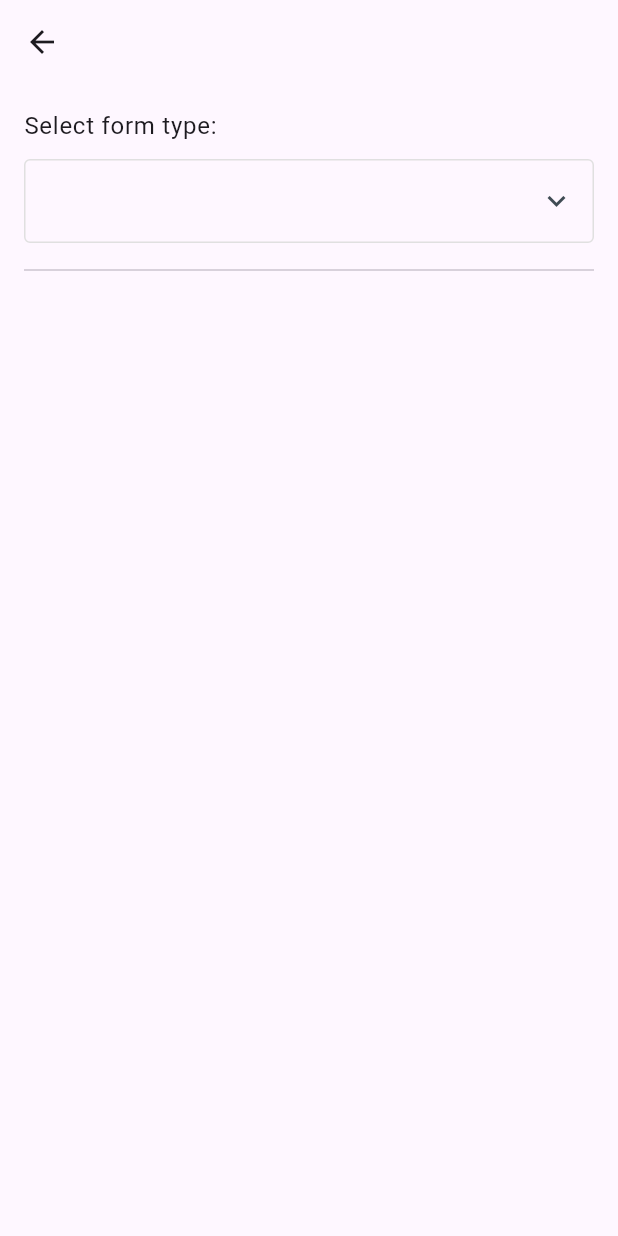
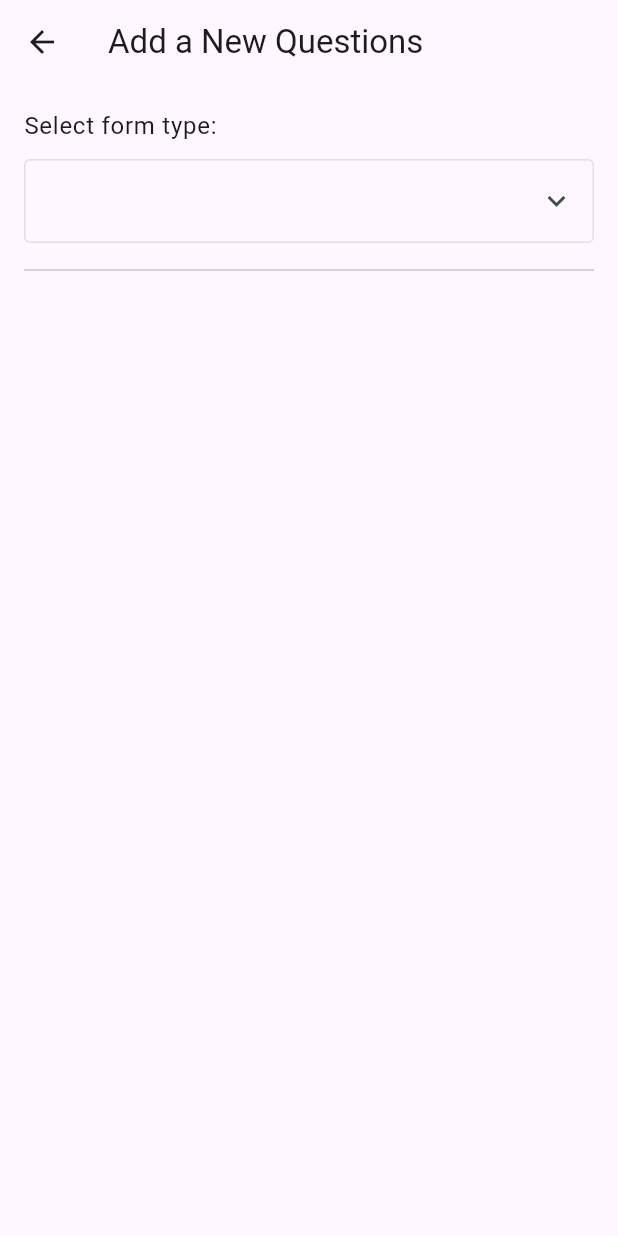
Before and after one commit to 1712916/flutter_form, a Flutter app: the screen it shows after launch, after a tap on "Add Question", on a phone screen of 412 x 824 dp. Run offline on Flutter 3.47's test engine with Material 3 defaults, Android fonts, the phone set to English and light mode, and no system bars.

Commit message:
clear form

```diff
--- a/lib/pages/create_form_page.dart
+++ b/lib/pages/create_form_page.dart
@@ -39,7 +39,9 @@ class _CreateFormPageState extends State<CreateFormPage> {
         FocusManager.instance.primaryFocus?.unfocus();
       },
       child: Scaffold(
-        appBar: AppBar(),
+        appBar: AppBar(
+          title: const Text("Add a New Questions"),
+        ),
         body: Padding(
           padding: const EdgeInsets.all(16.0),
           child: Column(
--- a/lib/pages/home_page.dart
+++ b/lib/pages/home_page.dart
@@ -20,7 +20,20 @@ class _HomePageState extends State<HomePage> {
   @override
   Widget build(BuildContext context) {
     return Scaffold(
-        appBar: AppBar(title: const Text("Forms")),
+        appBar: AppBar(
+          title: const Text("Form"),
+          actions: [
+            if (formDataList.isNotEmpty)
+              IconButton(
+                onPressed: () {
+                  formDataList.clear();
+                  keys.clear();
+                  setState(() {});
+                },
+                icon: Icon(Icons.delete_forever),
+              )
+          ],
+        ),
         floatingActionButton: Padding(
           padding: const EdgeInsets.only(bottom: 36),
           child: Column(
```
